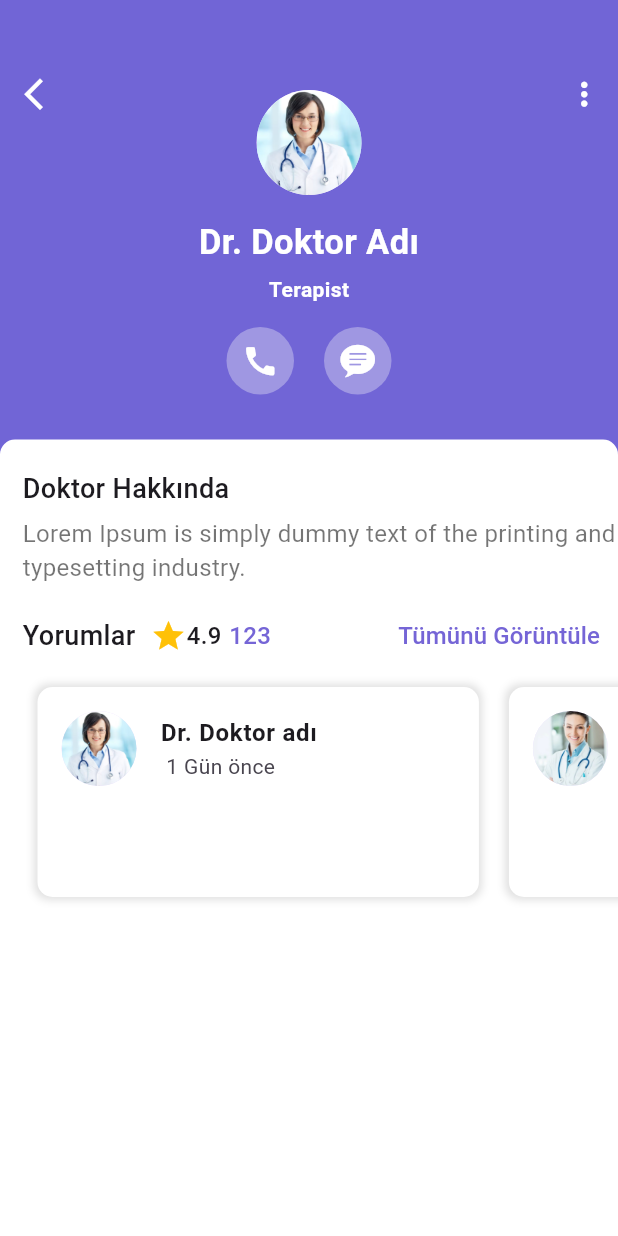
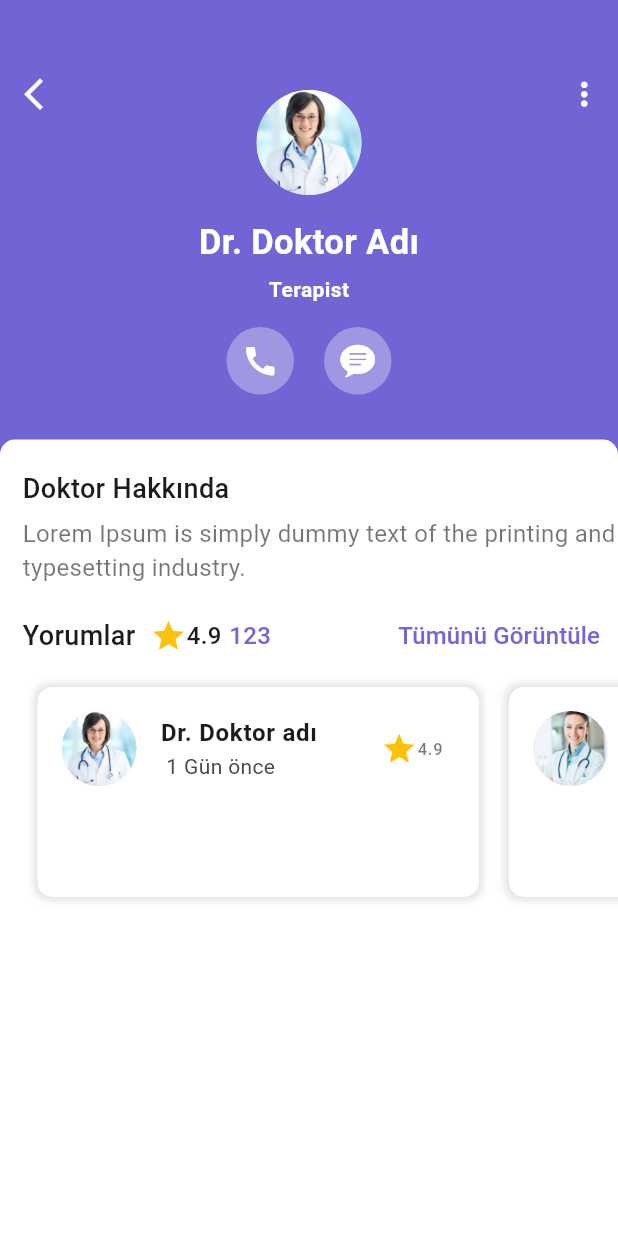
Before and after one commit to mmkocak/saglikapp, a Flutter app: the AppointmentScreen screen opened directly, on a phone screen of 412 x 824 dp. Run offline on Flutter 3.47's test engine with Material 3 defaults, Android fonts, the phone set to English and light mode, and no system bars.

Commit message:
Doktorlar yorum sayfası güncelleme

```diff
--- a/lib/view/appointment/appointment_screen.dart
+++ b/lib/view/appointment/appointment_screen.dart
@@ -219,13 +219,29 @@ class AppointmentScreen extends StatelessWidget {
                                       backgroundImage: AssetImage(
                                           "assets/images/${imgs[index]}"),
                                     ),
-                                    title: Text(
+                                    title: const Text(
                                       "Dr. Doktor adı",
                                       style: TextStyle(
                                         fontWeight: FontWeight.bold,
                                       ),
                                     ),
-                                    subtitle: Text(" 1 Gün önce "),
+                                    subtitle: const Text(" 1 Gün önce "),
+                                    trailing: Row(
+                                      mainAxisSize: MainAxisSize.min,
+                                      mainAxisAlignment:
+                                          MainAxisAlignment.center,
+                                      children: [
+                                        Icon(
+                                          Icons.star,
+                                          color: Colors.amber,
+                                        ),
+                                        Text(
+                                          "4.9",
+                                          style:
+                                              TextStyle(color: Colors.black54),
+                                        ),
+                                      ],
+                                    ),
                                   ),
                                 ],
                               ),
```
